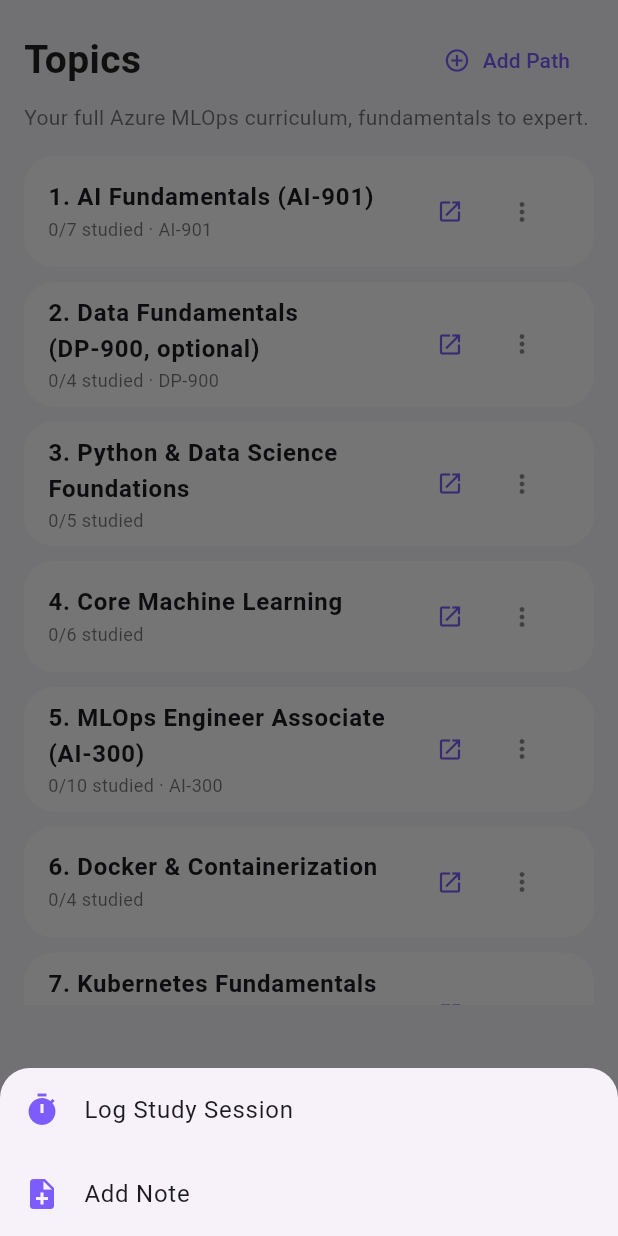
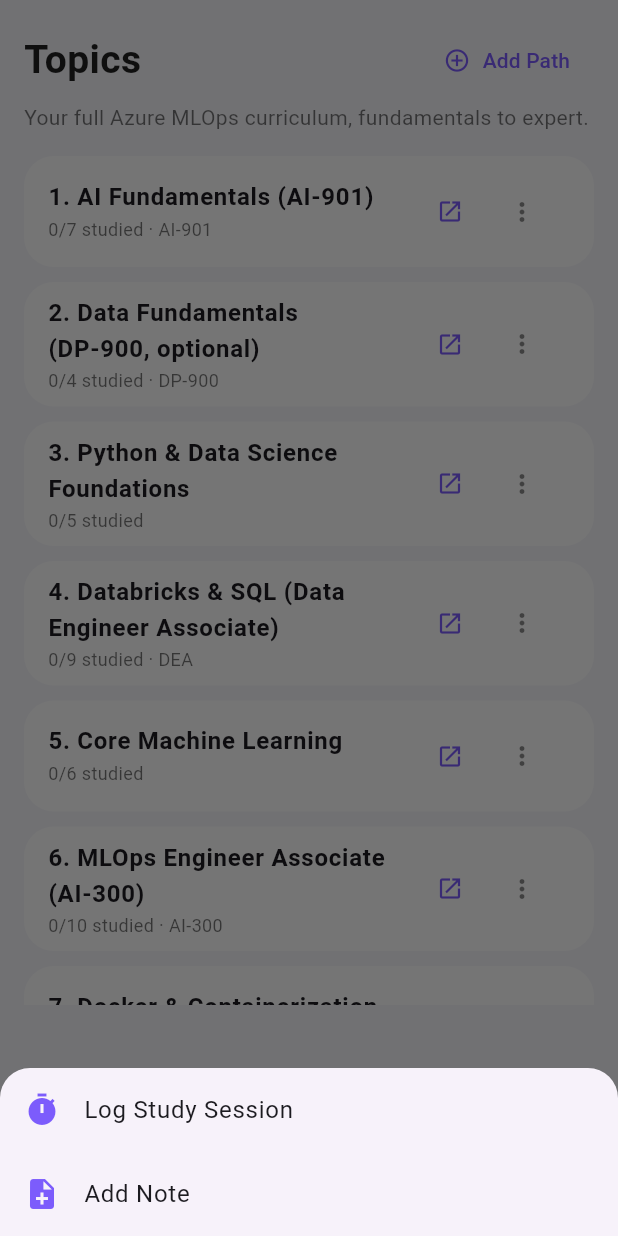
Before and after one commit to Ahassu/ahassu, a Flutter app: the screen it shows after launch, item 2 of the bottom bar chosen, after a tap on the "add" icon, on a phone screen of 412 x 824 dp. Run offline on Flutter 3.47's test engine with Material 3 defaults, Android fonts, the phone set to English and light mode, and no system bars; our stand-ins replace cloud_firestore, firebase_core, fl_chart, flutter_riverpod; accounts and stored records are empty.

Commit message:
Add Databricks & SQL learning path to curriculum
Inserts a Databricks Certified Data Engineer Associate path between
Python/DS Foundations and Core ML, covering Delta Lake, Unity
Catalog, ingestion, SQL/PySpark transforms, Lakeflow Jobs, CI/CD, and
governance.

Co-Authored-By: Claude Sonnet 5 <noreply@anthropic.com>

```diff
--- a/lib/data/curriculum_seed.dart
+++ b/lib/data/curriculum_seed.dart
@@ -39,6 +39,21 @@ List<LearningPath> buildSeedLearningPaths() {
         'Statistics and probability for ML',
         'Data visualization (Matplotlib/Seaborn)',
         'SQL for data analysis',
+      ],
+    ),
+    (
+      'Databricks & SQL (Data Engineer Associate)',
+      'DEA',
+      [
+        'Lakehouse architecture: Delta Lake and Unity Catalog',
+        'Compute: all-purpose, job, and SQL warehouse clusters',
+        'Data ingestion: Auto Loader, COPY INTO, Lakeflow Connect',
+        'Medallion architecture: bronze, silver, gold layers',
+        'SQL and PySpark: joins, dedup, aggregations, window functions',
+        'Orchestration with Lakeflow Jobs',
+        'CI/CD with Databricks Asset Bundles and Git folders',
+        'Performance troubleshooting in the Spark UI',
+        'Governance: GRANT/REVOKE, row/column masking in Unity Catalog',
       ],
     ),
     (
```
